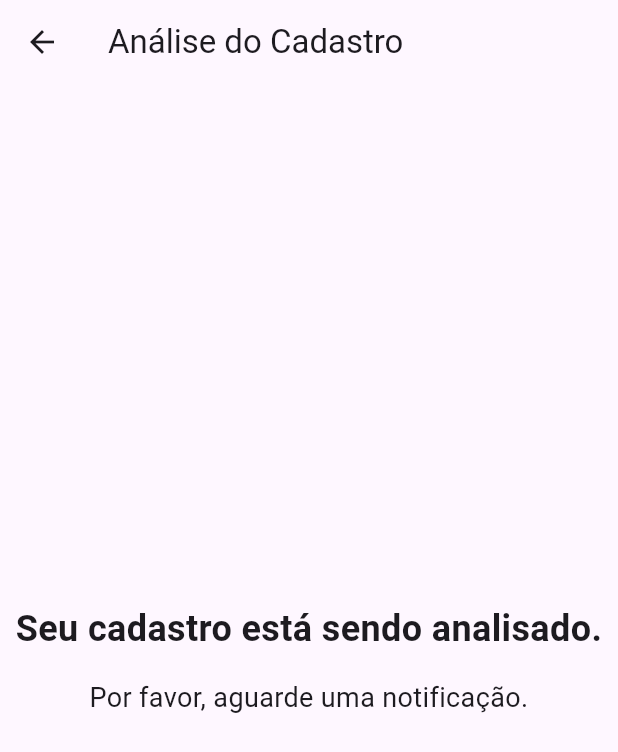
After one commit to Ava-Dynamics/MediAcesso, a Flutter app: the AnalysisPageView screen opened directly, on a phone screen of 412 x 824 dp. The commit adds this screen. Shown: the top 752 px of the screen. Run offline on Flutter 3.47's test engine with Material 3 defaults, Android fonts, the phone set to English and light mode, and no system bars; our stand-ins replace image_picker; missing offline and left inert: validadores.

Commit message:
criaçao da page final de analise
Criando uma view basica para o final do fluxo

```diff
--- /dev/null
+++ b/health_4_all/lib/features/analysisPage/analysis_page_view.dart
@@ -0,0 +1,41 @@
+import 'package:flutter/material.dart';
+
+class AnalysisPageView extends StatelessWidget {
+  @override
+  Widget build(BuildContext context) {
+    return Scaffold(
+      appBar: AppBar(
+        title: Text('Análise do Cadastro'),
+      ),
+      body: Center(
+        child: Column(
+          mainAxisAlignment: MainAxisAlignment.center,
+          children: [
+            Text(
+              'Seu cadastro está sendo analisado.',
+              style: TextStyle(
+                fontSize: 24.0,
+                fontWeight: FontWeight.bold,
+              ),
+              textAlign: TextAlign.center,
+            ),
+            SizedBox(height: 16.0),
+            Text(
+              'Por favor, aguarde uma notificação.',
+              style: TextStyle(
+                fontSize: 18.0,
+              ),
+              textAlign: TextAlign.center,
+            ),
+          ],
+        ),
+      ),
+    );
+  }
+}
+
+void main() {
+  runApp(MaterialApp(
+    home: AnalysisPageView(),
+  ));
+}
```
Also changed, not shown: health_4_all/lib/features/attachPage/attach_page_view.dart (+37 -6 lines).
